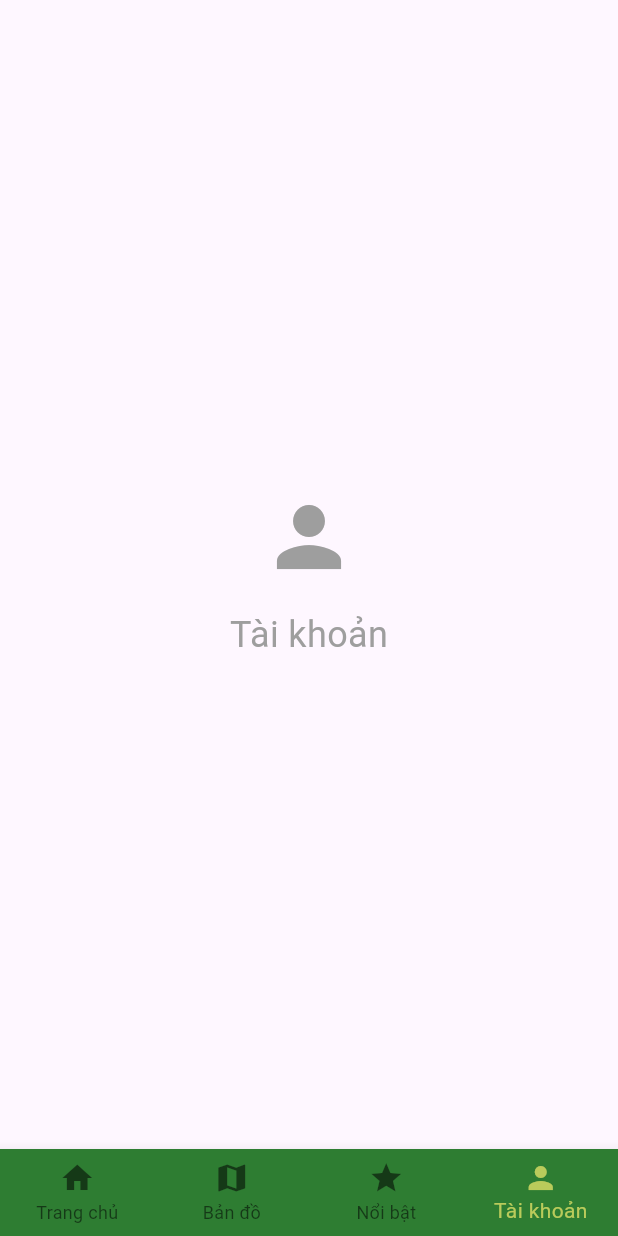
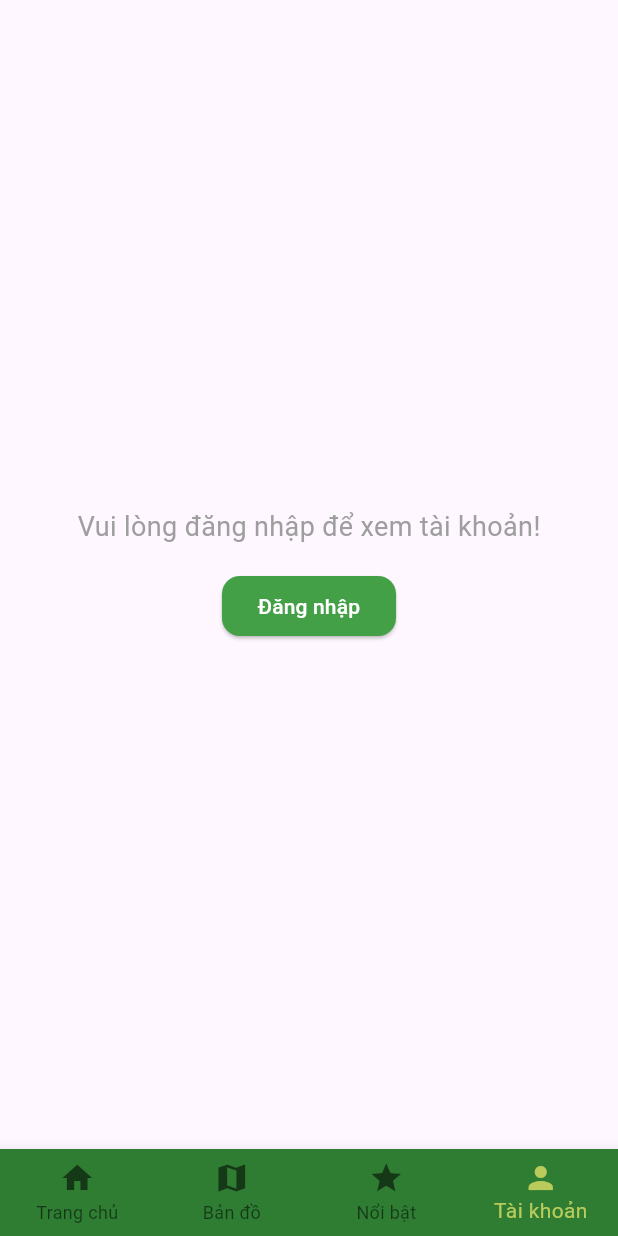
Before and after one commit to FordeLuong/Do_An_Mobile_App, a Flutter app: the screen it shows after launch, item 4 of the bottom bar chosen, on a phone screen of 412 x 824 dp. Run offline on Flutter 3.47's test engine with Material 3 defaults, Android fonts, the phone set to English and light mode, and no system bars; our stand-ins replace cached_network_image, cloud_firestore, firebase_auth, firebase_core, firebase_database, firebase_storage and 5 more; accounts and stored records are empty.

Commit message:
trangtaikhoan

```diff
--- a/do_an_cuoi_ki/lib/screens/auth/register_screen.dart
+++ b/do_an_cuoi_ki/lib/screens/auth/register_screen.dart
@@ -1,9 +1,6 @@
 import 'package:cloud_firestore/cloud_firestore.dart';
-import 'package:firebase_core/firebase_core.dart';
 import 'package:flutter/material.dart';
 import 'package:firebase_auth/firebase_auth.dart';
-import 'package:firebase_database/firebase_database.dart';
-import '../../models/user.dart';
 import '../../models/user_role.dart' show UserRole, UserRoleExtension;
 
 class RegisterPage extends StatefulWidget {
--- a/do_an_cuoi_ki/lib/screens/owner/bando.dart
+++ b/do_an_cuoi_ki/lib/screens/owner/bando.dart
@@ -8,7 +8,7 @@ import 'package:latlong2/latlong.dart';
 class MapScreen extends StatefulWidget {
   final UserModel currentUser;
 
-  const MapScreen({Key? key, required this.currentUser}) : super(key: key);
+  const MapScreen({super.key, required this.currentUser});
 
   @override
   _MapScreenState createState() => _MapScreenState();
--- a/do_an_cuoi_ki/lib/screens/owner/lap_hoa_don_hang_thang.dart
+++ b/do_an_cuoi_ki/lib/screens/owner/lap_hoa_don_hang_thang.dart
@@ -1,6 +1,5 @@
 import 'package:cloud_firestore/cloud_firestore.dart';
 import 'package:do_an_cuoi_ki/models/bill/bill.dart';
-import 'package:do_an_cuoi_ki/models/room.dart';
 import 'package:do_an_cuoi_ki/models/user.dart';
 import 'package:flutter/material.dart';
 import 'package:intl/intl.dart';
--- a/do_an_cuoi_ki/lib/screens/owner/owner_main_screen.dart
+++ b/do_an_cuoi_ki/lib/screens/owner/owner_main_screen.dart
@@ -1,12 +1,7 @@
-import 'package:cloud_firestore/cloud_firestore.dart';
 import 'package:do_an_cuoi_ki/models/user.dart';
-import 'package:do_an_cuoi_ki/screens/owner/add_room_for_building.dart';
 import 'package:do_an_cuoi_ki/screens/owner/add_room_screen.dart';
 import 'package:do_an_cuoi_ki/screens/owner/bando.dart';
-import 'package:do_an_cuoi_ki/screens/owner/room_list_screen.dart';
 import 'package:flutter/material.dart';
-import 'package:cached_network_image/cached_network_image.dart';
-import 'package:flutter_rating_bar/flutter_rating_bar.dart';
 import 'building_list.dart';
 
 class HomeScreenWithBottomNav extends StatefulWidget {
--- a/do_an_cuoi_ki/lib/screens/owner/sua_chua.dart
+++ b/do_an_cuoi_ki/lib/screens/owner/sua_chua.dart
@@ -1,10 +1,7 @@
 
 import 'package:cloud_firestore/cloud_firestore.dart';
 import 'package:do_an_cuoi_ki/models/DVSC.dart';
-import 'package:do_an_cuoi_ki/models/bill/bill.dart';
 import 'package:do_an_cuoi_ki/models/phieu_sua_chua.dart';
-import 'package:do_an_cuoi_ki/models/room.dart';
-import 'package:do_an_cuoi_ki/models/user.dart';
 import 'package:flutter/material.dart';
 import 'package:intl/intl.dart';
 
--- a/do_an_cuoi_ki/lib/screens/user/main_screen.dart
+++ b/do_an_cuoi_ki/lib/screens/user/main_screen.dart
@@ -1,13 +1,7 @@
-import 'package:cloud_firestore/cloud_firestore.dart';
 import 'package:do_an_cuoi_ki/models/user.dart';
-import 'package:do_an_cuoi_ki/screens/auth/login_screen.dart';
-import 'package:do_an_cuoi_ki/screens/auth/register_screen.dart';
-
-import 'package:do_an_cuoi_ki/screens/user/room_list_screen_user.dart';
+import 'package:do_an_cuoi_ki/screens/user/taikhoan.dart';
 import 'package:do_an_cuoi_ki/screens/user/trang_chu.dart';
 import 'package:flutter/material.dart';
-import 'package:cached_network_image/cached_network_image.dart';
-import 'package:intl/intl.dart';
 class BuildingListScreen extends StatefulWidget {
   const BuildingListScreen({super.key});
   @override
@@ -25,11 +19,10 @@ class _MainScreenState extends State<BuildingListScreen> {
     });
   }
 
-
   @override
   Widget build(BuildContext context) {
     // Các màn hình với callback để cập nhật currentUser
-    final List<Widget> _screens = [
+    final List<Widget> screens = [
       TrangChu(
         currentUser: currentUser,
         onUserUpdated: updateCurrentUser,
@@ -44,15 +37,14 @@ class _MainScreenState extends State<BuildingListScreen> {
         title: 'Nổi bật',
         currentUser: currentUser,
       ),
-      PlaceholderWidget(
-        icon: Icons.person,
-        title: 'Tài khoản',
+      AccountScreen(
         currentUser: currentUser,
+        onUserUpdated: updateCurrentUser,
       ),
     ];
 
     return Scaffold(
-      body: _screens[_currentIndex],
+      body: screens[_currentIndex],
       bottomNavigationBar: BottomNavigationBar(
         currentIndex: _currentIndex,
         onTap: (index) => setState(() => _currentIndex = index),
--- a/do_an_cuoi_ki/lib/screens/user/room_list_screen_user.dart
+++ b/do_an_cuoi_ki/lib/screens/user/room_list_screen_user.dart
@@ -12,7 +12,7 @@ class RoomListScreen_User extends StatelessWidget {
 
 
   void showCreateRequestDialog(BuildContext context, String buildingId, String userId) {
-  final _formKey = GlobalKey<FormState>();
+  final formKey = GlobalKey<FormState>();
   RequestType selectedType = RequestType.thuePhong;
   final TextEditingController moTaController = TextEditingController();
 
@@ -22,7 +22,7 @@ class RoomListScreen_User extends StatelessWidget {
       return AlertDialog(
         title: const Text('Tạo yêu cầu mới'),
         content: Form(
-          key: _formKey,
+          key: formKey,
           child: Column(
             mainAxisSize: MainAxisSize.min,
             children: [
@@ -55,7 +55,7 @@ class RoomListScreen_User extends StatelessWidget {
           ),
           ElevatedButton(
             onPressed: () async {
-              if (_formKey.currentState!.validate()) {
+              if (formKey.currentState!.validate()) {
                 final request = RequestModel(
                   id: FirebaseFirestore.instance.collection('requests').doc().id,
                   loaiRequest: selectedType,
--- /dev/null
+++ b/do_an_cuoi_ki/lib/screens/user/taiKhoan.dart
@@ -0,0 +1,365 @@
+import 'package:cached_network_image/cached_network_image.dart';
+import 'package:cloud_firestore/cloud_firestore.dart';
+import 'package:do_an_cuoi_ki/models/user.dart';
+import 'package:do_an_cuoi_ki/models/user_role.dart';
+import 'package:do_an_cuoi_ki/screens/auth/login_screen.dart';
+import 'package:firebase_auth/firebase_auth.dart';
+import 'package:flutter/material.dart';
+import 'package:intl/intl.dart';
+
+class AccountScreen extends StatefulWidget {
+  final UserModel? currentUser; // Thay đổi từ UserModel thành UserModel? để hỗ trợ null
+  final Function(UserModel?) onUserUpdated;
+
+  const AccountScreen({
+    super.key,
+    required this.currentUser,
+    required this.onUserUpdated,
+  });
+
+  @override
+  State<AccountScreen> createState() => _AccountScreenState();
+}
+
+class _AccountScreenState extends State<AccountScreen> {
+  bool _isLoading = false;
+
+  // Hàm đăng xuất
+  Future<void> _signOut(BuildContext context) async {
+    setState(() {
+      _isLoading = true;
+    });
+    try {
+      await FirebaseAuth.instance.signOut();
+      widget.onUserUpdated(null); // Cập nhật trạng thái người dùng thành null
+      if (mounted) {
+        ScaffoldMessenger.of(context).showSnackBar(
+          const SnackBar(content: Text('Đăng xuất thành công!')),
+        );
+        // Không cần Navigator.pop vì BottomNavigationBar sẽ tự động chuyển tab
+      }
+    } catch (e) {
+      if (mounted) {
+        ScaffoldMessenger.of(context).showSnackBar(
+          SnackBar(content: Text('Lỗi đăng xuất: $e')),
+        );
+      }
+    } finally {
+      if (mounted) {
+        setState(() {
+          _isLoading = false;
+        });
+      }
+    }
+  }
+
+  // Hàm chuyển vai trò sang tiếng Việt
+  String _getRoleDisplayName(UserRole role) {
+    switch (role) {
+      case UserRole.customer:
+        return 'Khách hàng';
+      case UserRole.owner:
+        return 'Chủ nhà trọ';
+      case UserRole.admin:
+        return 'Quản trị viên';
+    }
+  }
+
+  @override
+  Widget build(BuildContext context) {
+    // Kiểm tra nếu currentUser là null, hiển thị màn hình yêu cầu đăng nhập
+    if (widget.currentUser == null) {
+      return Center(
+        child: Column(
+          mainAxisAlignment: MainAxisAlignment.center,
+          children: [
+            const Text(
+              'Vui lòng đăng nhập để xem tài khoản!',
+              style: TextStyle(fontSize: 18, color: Colors.grey),
+            ),
+            const SizedBox(height: 16),
+            ElevatedButton(
+              onPressed: () async {
+                final result = await Navigator.push(
+                  context,
+                  MaterialPageRoute(builder: (context) => LoginPage()),
+                );
+                if (result != null && result is UserModel) {
+                  widget.onUserUpdated(result);
+                }
+              },
+              style: ElevatedButton.styleFrom(
+                backgroundColor: Colors.green.shade600,
+                foregroundColor: Colors.white,
+                shape: RoundedRectangleBorder(
+                  borderRadius: BorderRadius.circular(12),
+                ),
+              ),
+              child: const Text('Đăng nhập'),
+            ),
+          ],
+        ),
+      );
+    }
+
+    // Giao diện chính của trang tài khoản
+    return Scaffold(
+      backgroundColor: Colors.grey[100],
+      appBar: AppBar(
+        title: const Text('Tài khoản'),
+        backgroundColor: Colors.green.shade800,
+        foregroundColor: Colors.white,
+        elevation: 0,
+      ),
+      body: SingleChildScrollView(
+        child: Column(
+          crossAxisAlignment: CrossAxisAlignment.start,
+          children: [
+            // Phần header với ảnh đại diện và tên
+            Container(
+              color: Colors.green.shade800,
+              padding: const EdgeInsets.all(16.0),
+              child: Row(
+                children: [
+                  CircleAvatar(
+                    radius: 40,
+                    backgroundColor: Colors.grey[300],
+                    child: ClipOval(
+                      child: CachedNetworkImage(
+                        imageUrl: widget.currentUser!.profileImageUrl ??
+                            'https://via.placeholder.com/150.png?text=User',
+                        width: 80,
+                        height: 80,
+                        fit: BoxFit.cover,
+                        placeholder: (context, url) => const CircularProgressIndicator(
+                          strokeWidth: 2.0,
+                        ),
+                        errorWidget: (context, url, error) => const Icon(
+                          Icons.person,
+                          size: 40,
+                          color: Colors.grey,
+                        ),
+                      ),
+                    ),
+                  ),
+                  const SizedBox(width: 16),
+                  Expanded(
+                    child: Column(
+                      crossAxisAlignment: CrossAxisAlignment.start,
+                      children: [
+                        Text(
+                          widget.currentUser!.name,
+                          style: const TextStyle(
+                            color: Colors.white,
+                            fontSize: 20,
+                            fontWeight: FontWeight.bold,
+                          ),
+                        ),
+                        const SizedBox(height: 4),
+                        Text(
+                          widget.currentUser!.email,
+                          style: const TextStyle(
+                            color: Colors.white70,
+                            fontSize: 14,
+                          ),
+                        ),
+                      ],
+                    ),
+                  ),
+                ],
+              ),
+            ),
+            // Phần thông tin chi tiết
+            Padding(
+              padding: const EdgeInsets.all(16.0),
+              child: Card(
+                shape: RoundedRectangleBorder(
+                  borderRadius: BorderRadius.circular(12),
+                ),
+                elevation: 3,
+                child: Padding(
+                  padding: const EdgeInsets.all(16.0),
+                  child: Column(
+                    crossAxisAlignment: CrossAxisAlignment.start,
+                    children: [
+                      const Text(
+                        'Thông tin tài khoản',
+                        style: TextStyle(
+                          fontSize: 18,
+                          fontWeight: FontWeight.bold,
+                          color: Colors.black87,
+                        ),
+                      ),
+                      const SizedBox(height: 16),
+                      _buildInfoRow(
+                        icon: Icons.email,
+                        label: 'Email',
+                        value: widget.currentUser!.email,
+                      ),
+                      if (widget.currentUser!.phoneNumber != null) ...[
+                        const SizedBox(height: 12),
+                        _buildInfoRow(
+                          icon: Icons.phone,
+                          label: 'Số điện thoại',
+                          value: widget.currentUser!.phoneNumber!,
+                        ),
+                      ],
+                      const SizedBox(height: 12),
+                      _buildInfoRow(
+                        icon: Icons.person_outline,
+                        label: 'Vai trò',
+                        value: _getRoleDisplayName(widget.currentUser!.role),
+                      ),
+                      const SizedBox(height: 12),
+                      _buildInfoRow(
+                        icon: Icons.calendar_today,
+                        label: 'Ngày tạo',
+                        value: DateFormat('dd/MM/yyyy')
+                            .format(widget.currentUser!.createdAt),
+                      ),
+                    ],
+                  ),
+                ),
+              ),
+            ),
+            // Phần hành động
+            Padding(
+              padding: const EdgeInsets.symmetric(horizontal: 16.0),
+              child: Column(
+                children: [
+                  // Nút chỉnh sửa hồ sơ
+                  _buildActionButton(
+                    context,
+                    icon: Icons.edit,
+                    label: 'Chỉnh sửa hồ sơ',
+                    onPressed: () {
+                      ScaffoldMessenger.of(context).showSnackBar(
+                        const SnackBar(
+                          content: Text('Chức năng chỉnh sửa hồ sơ sẽ được thêm sau!'),
+                        ),
+                      );
+                    },
+                  ),
+                  // Nút theo vai trò
+                  if (widget.currentUser!.role == UserRole.customer)
+                    _buildActionButton(
+                      context,
+                      icon: Icons.favorite,
+                      label: 'Danh sách yêu thích',
+                      onPressed: () {
+                        ScaffoldMessenger.of(context).showSnackBar(
+                          const SnackBar(
+                            content: Text('Xem danh sách nhà trọ yêu thích!'),
+                          ),
+                        );
+                      },
+                    ),
+                  if (widget.currentUser!.role == UserRole.owner)
+                    _buildActionButton(
+                      context,
+                      icon: Icons.home_work,
+                      label: 'Nhà trọ đã đăng',
+                      onPressed: () {
+                        ScaffoldMessenger.of(context).showSnackBar(
+                          const SnackBar(
+                            content: Text('Xem danh sách nhà trọ đã đăng!'),
+                          ),
+                        );
+                      },
+                    ),
+                  if (widget.currentUser!.role == UserRole.admin)
+                    _buildActionButton(
+                      context,
+                      icon: Icons.admin_panel_settings,
+                      label: 'Quản trị viên',
+                      onPressed: () {
+                        ScaffoldMessenger.of(context).showSnackBar(
+                          const SnackBar(
+                            content: Text('Chuyển đến trang quản trị!'),
+                          ),
+                        );
+                      },
+                    ),
+                  // Nút đăng xuất
+                  _buildActionButton(
+                    context,
+                    icon: Icons.logout,
+                    label: 'Đăng xuất',
+                    onPressed: _isLoading
+                        ? null
+                        : () {
+                            _signOut(context);
+                          },
+                    color: Colors.red.shade700,
+                  ),
+                ],
+              ),
+            ),
+            const SizedBox(height: 16),
+          ],
+        ),
+      ),
+    );
+  }
+
+  // Helper để tạo dòng thông tin
+  Widget _buildInfoRow({
+    required IconData icon,
+    required String label,
+    required String value,
+  }) {
+    return Row(
+      children: [
+        Icon(icon, size: 20, color: Colors.green.shade700),
+        const SizedBox(width: 12),
+        Expanded(
+          child: Column(
+            crossAxisAlignment: CrossAxisAlignment.start,
+            children: [
+              Text(
+                label,
+                style: TextStyle(
+                  fontSize: 14,
+                  color: Colors.grey.shade600,
+                ),
+              ),
+              Text(
+                value,
+                style: const TextStyle(
+                  fontSize: 16,
+                  color: Colors.black87,
+                ),
+              ),
+            ],
+          ),
+        ),
+      ],
+    );
+  }
+
+  // Helper để tạo nút hành động
+  Widget _buildActionButton(
+    BuildContext context, {
+    required IconData icon,
+    required String label,
+    required VoidCallback? onPressed,
+    Color? color,
+  }) {
+    return Padding(
+      padding: const EdgeInsets.symmetric(vertical: 8.0),
+      child: ElevatedButton.icon(
+        onPressed: onPressed,
+        icon: Icon(icon, size: 20),
+        label: Text(label),
+        style: ElevatedButton.styleFrom(
+          backgroundColor: color ?? Colors.green.shade600,
+          foregroundColor: Colors.white,
+          minimumSize: const Size(double.infinity, 48),
+          shape: RoundedRectangleBorder(
+            borderRadius: BorderRadius.circular(12),
+          ),
+        ),
+      ),
+    );
+  }
+}
```
Also changed, not shown: do_an_cuoi_ki/lib/screens/user/trang_chu.dart (+5 -5 lines).
